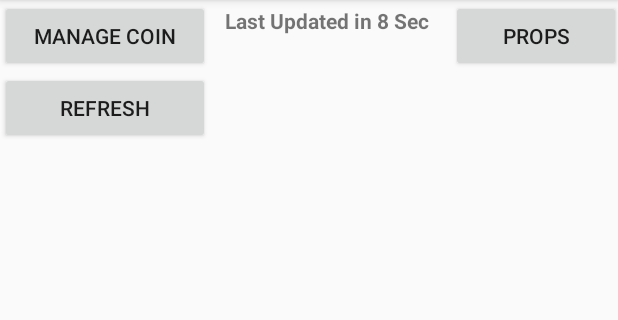
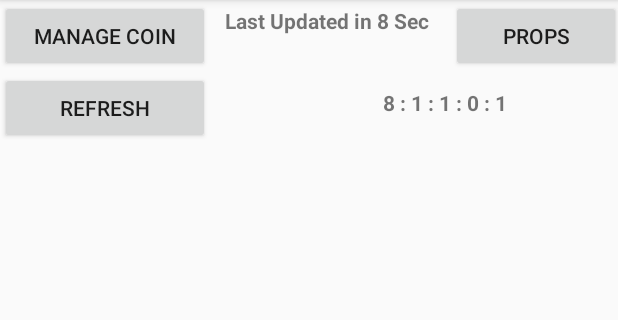
Before and after one commit to ARUNJOSE144/AndroidApp, an Android app: the screen it shows after launch (MainActivity), on a phone screen of 412 x 824 dp, the part 84-404 px from its top. Run offline under Robolectric (Android 15) with nearby library versions, the phone set to English and light mode, and no system bars; our stand-ins replace Volley; network calls fail.

Commit message:
Updates in Debug timing info

```diff
--- a/app/src/main/java/com/example/myapplication/MainActivity.java
+++ b/app/src/main/java/com/example/myapplication/MainActivity.java
@@ -34,7 +34,8 @@ import java.util.List;
 import java.util.Map;
 
 public class MainActivity extends AppCompatActivity {
-    int last_refresed = 0;
+    int last_refresed = 0, totalAttemts = 0, successCount = 0, failedCount = 0, expectedAttempts = 0, totalTime = 0;
+
     ExpandableListView expandableListView;
     ExpandableListAdapter expandableListAdapter;
     List<CoinTO> coinDetails;
@@ -63,9 +64,16 @@ public class MainActivity extends AppCompatActivity {
         final Runnable lastUpdatedTime = new Runnable() {
             public void run() {
                 last_refresed++;
+                totalTime++;
+
                 TextView item = (TextView) findViewById(R.id.last_refreshed);
                 item.setTypeface(null, Typeface.BOLD);
                 item.setText("Last Updated in " + last_refresed + " Sec");
+
+                TextView countInfo = (TextView) findViewById(R.id.countInfo);
+                countInfo.setTypeface(null, Typeface.BOLD);
+                countInfo.setText(totalTime + " : " + ((totalTime / refreshInSeconds) + 1) + " : " + totalAttemts + " : " + successCount + " : " + failedCount);
+
                 handler.postDelayed(this, 1000);
             }
         };
@@ -114,6 +122,7 @@ public class MainActivity extends AppCompatActivity {
         LoadProps();
         setMonitoringCoinDetails();
         RequestQueue requestQueue = Volley.newRequestQueue(this);
+        totalAttemts++;
         JsonObjectRequest objectRequest = new JsonObjectRequest(
                 Request.Method.GET,
                 "https://pro-api.coinmarketcap.com/v1/cryptocurrency/listings/latest?CMC_PRO_API_KEY=84a48d89-edce-4e92-8eb4-ea4cb906a37c",
@@ -129,6 +138,7 @@ public class MainActivity extends AppCompatActivity {
                             JSONObject reader = new JSONObject(response.toString());
                             JSONArray data = reader.getJSONArray("data");
                             setResponseAfterApiCall(response.toString());
+                            successCount++;
                         } catch (JSONException e) {
                             e.printStackTrace();
                         }
@@ -140,6 +150,7 @@ public class MainActivity extends AppCompatActivity {
                         if (debugMode) {
                             Toast.makeText(getApplicationContext(), "Failed", Toast.LENGTH_SHORT).show();
                         }
+                        failedCount++;
                     }
                 }
         );
--- a/app/src/main/res/layout/activity_main.xml
+++ b/app/src/main/res/layout/activity_main.xml
@@ -62,10 +62,20 @@
     <Button
         android:id="@+id/refresh"
         android:layout_width="140dp"
-        android:layout_margin="0dp"
         android:layout_height="wrap_content"
         android:layout_below="@+id/goToCreateCoin"
+        android:layout_margin="0dp"
         android:text="Refresh" />
+
+    <TextView
+        android:id="@+id/countInfo"
+        android:layout_width="184dp"
+        android:layout_height="34dp"
+        android:layout_alignParentEnd="true"
+        android:layout_alignParentBottom="true"
+        android:layout_marginEnd="-27dp"
+        android:layout_marginBottom="675dp"
+        android:text="" />
 
 
 </RelativeLayout>
```
